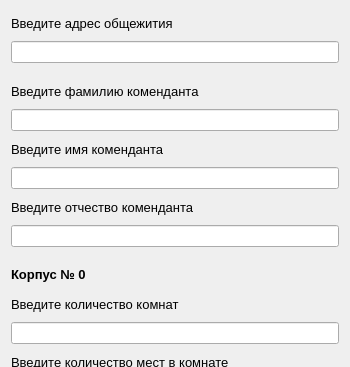
rogurotus/Work, file Proto/work_proto/redactdata.ui: the form before one commit; both pictures show x 0 to 350 and y 0 to 367 of the 350 by 600 pixel window.
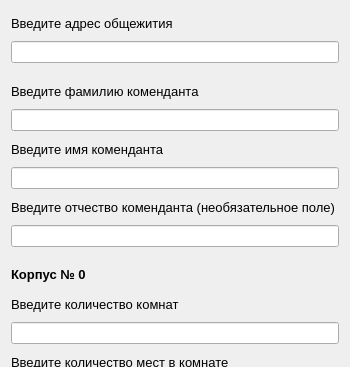
The form after the commit.

Patch:
```diff
--- a/Proto/work_proto/redactdata.ui
+++ b/Proto/work_proto/redactdata.ui
@@ -95,7 +95,7 @@
       </font>
      </property>
      <property name="text">
-      <string>Введите отчество коменданта</string>
+      <string>Введите отчество коменданта (необязательное поле)</string>
      </property>
     </widget>
    </item>
```
Left out of the diff: 12 changed lines with no effect on the pictures.
